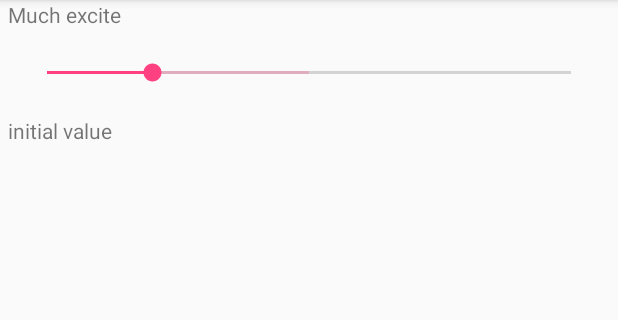
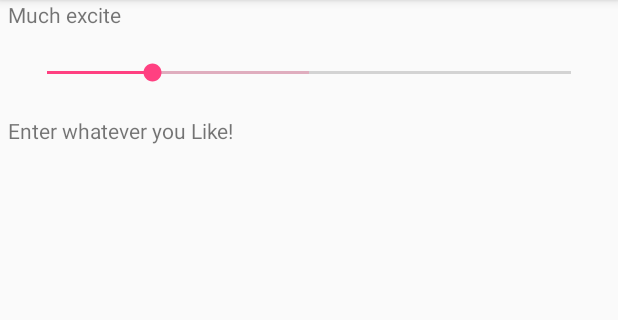
Before and after one commit to aamirhatim/advanced_mechatronics, an Android app: the screen it shows after launch (MainActivity), on a phone screen of 412 x 824 dp, the part 84-404 px from its top. Run offline under Robolectric (Android 15) with nearby library versions, the phone set to English and light mode, and no system bars.

Commit message:
Add slider bar functionality and display its change

```diff
--- a/hw12/app/src/main/java/com/aamirhatim/helloandroid/MainActivity.java
+++ b/hw12/app/src/main/java/com/aamirhatim/helloandroid/MainActivity.java
@@ -2,12 +2,46 @@ package com.aamirhatim.helloandroid;
 
 import android.support.v7.app.AppCompatActivity;
 import android.os.Bundle;
+import android.widget.SeekBar;
+import android.widget.SeekBar.OnSeekBarChangeListener;
+import android.widget.TextView;
 
 public class MainActivity extends AppCompatActivity {
+    SeekBar myControl;
+    TextView myTextView;
 
     @Override
     protected void onCreate(Bundle savedInstanceState) {
         super.onCreate(savedInstanceState);
         setContentView(R.layout.activity_main);
+
+        myControl = (SeekBar) findViewById(R.id.seek1);
+
+        myTextView = (TextView) findViewById(R.id.textView01);
+        myTextView.setText("Enter whatever you Like!");
+
+        setMyControlListener();
+    }
+
+    private void setMyControlListener() {
+        myControl.setOnSeekBarChangeListener(new OnSeekBarChangeListener() {
+
+            int progressChanged = 0;
+
+            @Override
+            public void onProgressChanged(SeekBar seekBar, int progress, boolean fromUser) {
+                progressChanged = progress;
+                myTextView.setText("The value is: "+progress);
+            }
+
+            @Override
+            public void onStartTrackingTouch(SeekBar seekBar) {
+            }
+
+            @Override
+            public void onStopTrackingTouch(SeekBar seekBar) {
+
+            }
+        });
     }
 }
```
